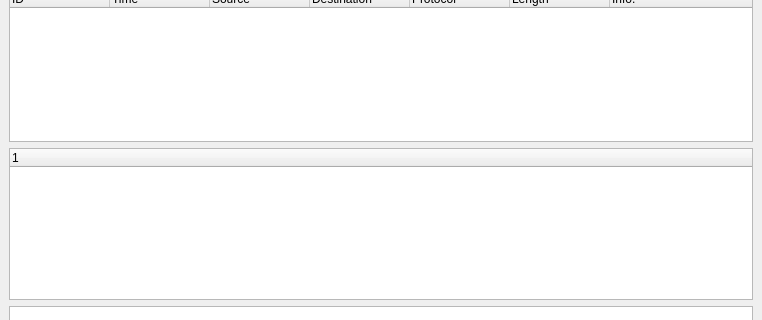
Old version of the form gui.ui in the repository MrRobot-Z/Pentagon_Wireshark; both pictures show x 0 to 762 and y 112 to 432 of the 762 by 602 pixel window.
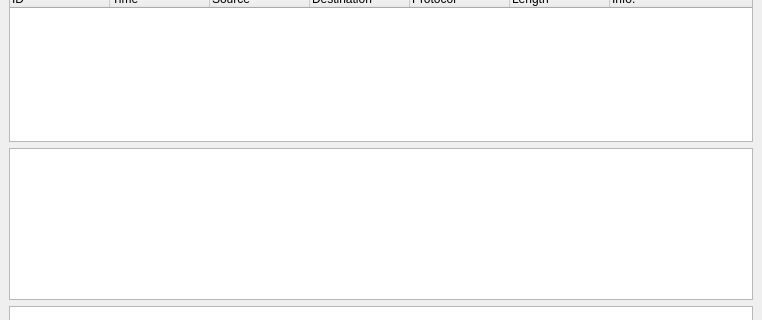
New version of the form.

Diff of the .ui file:
```diff
--- a/gui.ui
+++ b/gui.ui
@@ -96,7 +96,11 @@
        </widget>
       </item>
       <item>
-       <widget class="QTreeWidget" name="DetailView"/>
+       <widget class="QTreeWidget" name="DetailView">
+        <property name="columnCount">
+         <number>0</number>
+        </property>
+       </widget>
       </item>
       <item>
        <widget class="QTextEdit" name="HexView">
```
Left out of the diff: 19 changed lines with no effect on the pictures.
